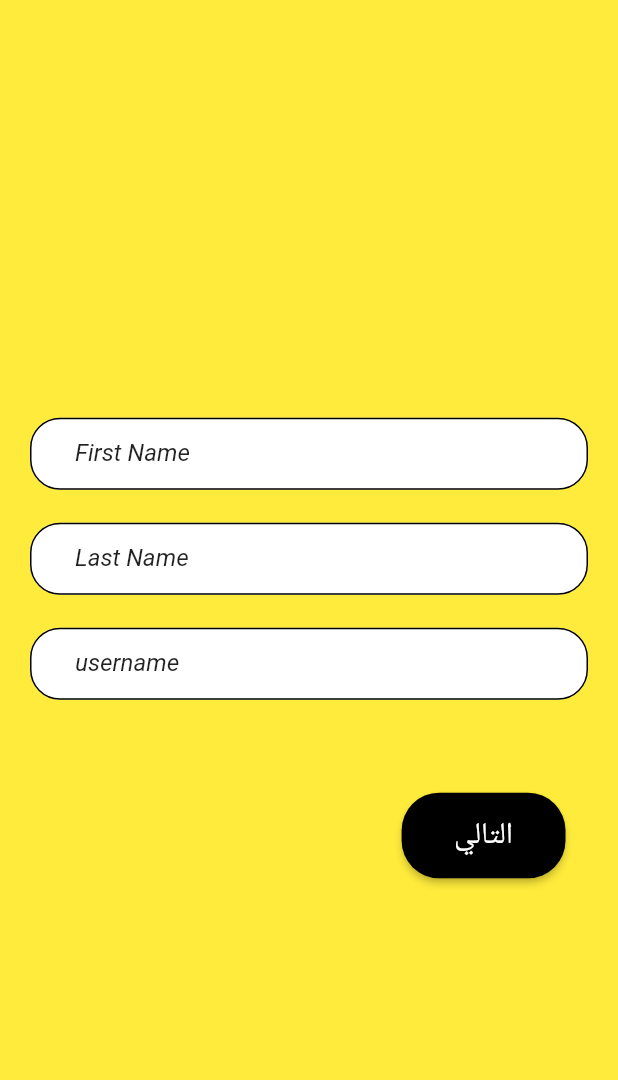
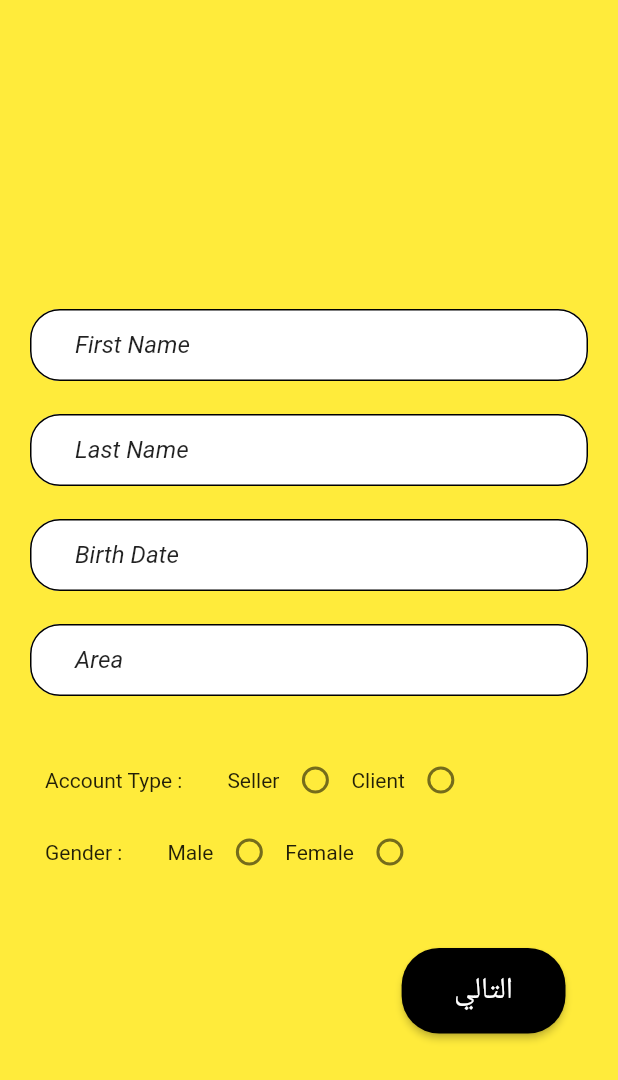
Before and after one commit to abdulkareeme/HomeServices, a Flutter app: the FirstPageOfSignUp screen opened directly, on a phone screen of 412 x 824 dp. Shown: the top 1080 px of the screen. Run offline on Flutter 3.47's test engine with Material 2 defaults, Android fonts, the phone set to English and light mode, and no system bars; our stand-ins replace introduction_screen, shared_preferences; accounts and stored records are empty.

Commit message:
first version of sign up

```diff
--- a/home_services/lib/Log In /Widget/Log_In_button_and_field.dart
+++ b/home_services/lib/Log In /Widget/Log_In_button_and_field.dart
@@ -1,11 +1,6 @@
-import 'dart:convert';
-
 import 'package:flutter/material.dart';
 import 'package:home_services/Log%20In%20/Widget/log_in_test_page.dart';
 import 'package:home_services/my_field.dart';
-import 'package:http/http.dart';
-import 'package:http/http.dart' as http;
-import 'package:shared_preferences/shared_preferences.dart';
 import '../../style/log_in_style.dart';
 
 // ignore: must_be_immutable
--- a/home_services/lib/Sign up/Widget/first_page_of_signup.dart
+++ b/home_services/lib/Sign up/Widget/first_page_of_signup.dart
@@ -12,15 +12,16 @@ class FirstPageOfSignUp extends StatefulWidget {
   State<StatefulWidget> createState() => _FirstPageOfSignUpState();
   TextEditingController firstnameController = TextEditingController();
   TextEditingController lastnameController = TextEditingController();
-  TextEditingController usernameController = TextEditingController();
-  String firstnameError = "";
-  String lastnameError = "";
-  String usernameError = "";
+  TextEditingController birthdateController = TextEditingController();
+  TextEditingController areaController = TextEditingController();
 }
 
 class _FirstPageOfSignUpState extends State<FirstPageOfSignUp> {
   @override
   Widget build(BuildContext context) {
+    double height1 = MediaQuery.of(context).size.height;
+    String? gender;
+    String? mode;
     return SafeArea(
         child: Scaffold(
       body: Stack(children: [
@@ -28,15 +29,16 @@ class _FirstPageOfSignUpState extends State<FirstPageOfSignUp> {
           color: Colors.yellow,
         ),
         Form(
+          child: SingleChildScrollView(
             child: Column(
               mainAxisAlignment: MainAxisAlignment.center,
               children: [
-                  const SizedBox(
-                    height: 40,
+                SizedBox(
+                  height: height1 / 4,
                 ),
                 // first name field
                 MyFild(
-                    errorText: widget.firstnameError,
+                  errorText: "",
                   contorller: widget.firstnameController,
                   hintText: "First Name",
                   obscure: false,
@@ -47,7 +49,7 @@ class _FirstPageOfSignUpState extends State<FirstPageOfSignUp> {
 
                 // last name field
                 MyFild(
-                    errorText: widget.lastnameError,
+                  errorText: "",
                   contorller: widget.lastnameController,
                   hintText: "Last Name",
                   obscure: false,
@@ -56,15 +58,95 @@ class _FirstPageOfSignUpState extends State<FirstPageOfSignUp> {
                   sidesColor: Colors.black,
                 ),
 
-                  // username field
+                // birth date field
                 MyFild(
-                    errorText: widget.usernameError,
-                    contorller: widget.usernameController,
-                    hintText: "username",
+                  errorText: "",
+                  contorller: widget.birthdateController,
+                  hintText: "Birth Date",
                   obscure: false,
-                    lable: const Text("username"),
+                  lable: const Text("Birth Date"),
                   color: Colors.white,
                   sidesColor: Colors.black,
+                ),
+
+                // area field
+                MyFild(
+                  errorText: "",
+                  contorller: widget.areaController,
+                  hintText: "Area",
+                  obscure: false,
+                  lable: const Text("Area"),
+                  color: Colors.white,
+                  sidesColor: Colors.black,
+                ),
+
+                const SizedBox(
+                  height: 10,
+                ),
+
+                Padding(
+                  padding: const EdgeInsets.only(left: 30),
+                  child: Row(
+                    children: [
+                      const Text("Account Type :"),
+                      const SizedBox(
+                        width: 30,
+                      ),
+                      const Text("Seller"),
+                      Radio(
+                        value: "Seller",
+                        groupValue: mode,
+                        onChanged: (val) {
+                          setState(() {
+                            mode = val.toString();
+                          });
+                        },
+                      ),
+
+                      const Text("Client"),
+                      //const SizedBox(width: 2,),
+                      Radio(
+                          value: "Client",
+                          groupValue: mode,
+                          onChanged: (val1) {
+                            setState(() {
+                              mode = val1.toString();
+                            });
+                          })
+                    ],
+                  ),
+                ),
+                Padding(
+                  padding: const EdgeInsets.only(left: 30),
+                  child: Row(
+                    children: [
+                      const Text("Gender :"),
+                      const SizedBox(
+                        width: 30,
+                      ),
+                      const Text("Male"),
+                      Radio(
+                        value: "Male",
+                        groupValue: gender,
+                        onChanged: (val) {
+                          setState(() {
+                            gender = val.toString();
+                          });
+                        },
+                      ),
+
+                      const Text("Female"),
+                      //const SizedBox(width: 2,),
+                      Radio(
+                          value: "Female",
+                          groupValue: gender,
+                          onChanged: (val1) {
+                            setState(() {
+                              gender = val1.toString();
+                            });
+                          })
+                    ],
+                  ),
                 ),
                 const SizedBox(
                   height: 40,
@@ -78,16 +160,20 @@ class _FirstPageOfSignUpState extends State<FirstPageOfSignUp> {
                       ElevatedButton(
                           style: FirstSignupPageStyle.nextButtonStyle(),
                           onPressed: () {
-                              Navigator.of(context).push(SlideRight(page: SecondPageOfSignUp()) );
+                            Navigator.of(context)
+                                .push(SlideRight(page: SecondPageOfSignUp()));
                           },
-                            child: Text("التالي", style: FirstSignupPageStyle
-                                .nextTextStyle(),))
+                          child: Text(
+                            "التالي",
+                            style: FirstSignupPageStyle.nextTextStyle(),
+                          ))
                     ],
                   ),
                 )
               ],
             ),
           ),
+        ),
       ]),
     ));
   }
```
Also changed, not shown: home_services/lib/Sign up/Widget/sign_up_page.dart (added, +16 -0 lines), home_services/lib/Sign up/Widget/third_page_of_singup.dart (+4 -24 lines). Lines whose indentation alone changed are shown as unchanged.
